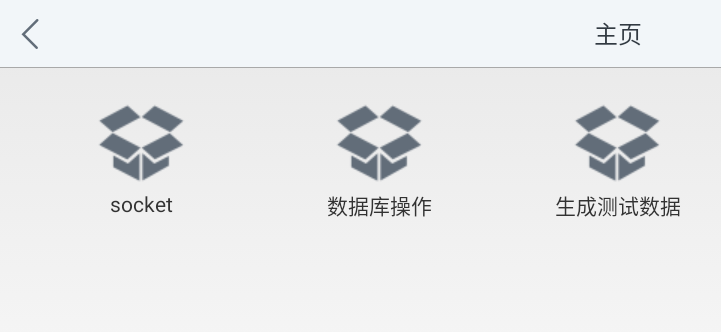
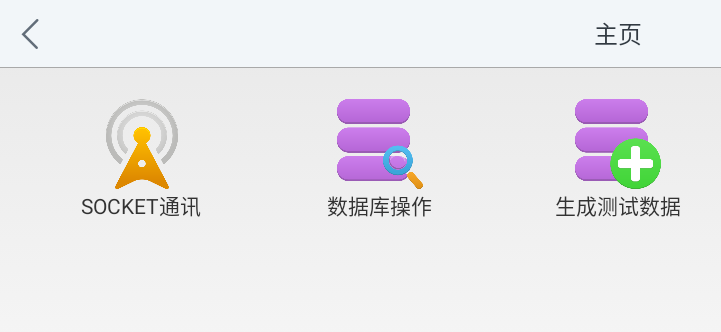
Before and after one commit to MaskCoders/SanShengDemo, an Android app: the screen it shows after launch (LauncherActivity), on a phone screen of 824 x 412 dp (held sideways). Shown: the top 332 px of the screen, without its empty margins (0-721 px from the left). Run offline under Robolectric (Android 15) with nearby library versions, the phone set to English and light mode, and no system bars; 1 statement that could not run was skipped.

Commit message:
优化了一些中文字符串

```diff
--- a/app/src/main/java/com/example/demo/view/LaucherAdapter.java
+++ b/app/src/main/java/com/example/demo/view/LaucherAdapter.java
@@ -125,7 +125,7 @@ public class LaucherAdapter extends BaseAdapter {
         mProgressDailog.setCanceledOnTouchOutside(false);
         mProgressDailog.show();
         mProgressDailog.setActivity(mContext);
-        mProgressDailog.setMessage("正在生成测试数据，请稍后");
+        mProgressDailog.setMessage(mContext.getResources().getString(R.string.create_db_info));
         mProgressDailog.setOnCancelListener(new DialogInterface.OnCancelListener() {
             @Override
             public void onCancel(DialogInterface dialog) {
@@ -139,6 +139,6 @@ public class LaucherAdapter extends BaseAdapter {
             mProgressDailog.dismiss();
             mProgressDailog = null;
         }
-        Utility.showToast(mContext, "测试数据已生成");
+        Utility.showToast(mContext, mContext.getResources().getString(R.string.has_create_db));
     }
 }
--- a/app/src/main/res/drawable/create_db_icon_selector.xml
+++ b/app/src/main/res/drawable/create_db_icon_selector.xml
@@ -1,7 +1,7 @@
 <?xml version="1.0" encoding="utf-8"?>
 <selector xmlns:android="http://schemas.android.com/apk/res/android">
-    <item android:state_pressed="true" android:drawable="@drawable/db_operation_icon_pressed"/>
-    <item android:state_pressed="false" android:state_focused="false" android:drawable="@drawable/db_operation_icon_normal"/>
-    <item android:state_focused="true" android:drawable="@drawable/db_operation_icon_pressed"/>
-    <item android:state_focused="false" android:drawable="@drawable/db_operation_icon_pressed"/>
+    <item android:state_pressed="true" android:drawable="@drawable/dataadd"/>
+    <item android:state_pressed="false" android:state_focused="false" android:drawable="@drawable/dataadd"/>
+    <item android:state_focused="true" android:drawable="@drawable/dataadd"/>
+    <item android:state_focused="false" android:drawable="@drawable/dataadd"/>
 </selector>
--- a/app/src/main/res/drawable/db_operation_icon_selector.xml
+++ b/app/src/main/res/drawable/db_operation_icon_selector.xml
@@ -1,7 +1,7 @@
 <?xml version="1.0" encoding="utf-8"?>
 <selector xmlns:android="http://schemas.android.com/apk/res/android">
-    <item android:state_pressed="true" android:drawable="@drawable/db_operation_icon_pressed"/>
-    <item android:state_pressed="false" android:state_focused="false" android:drawable="@drawable/db_operation_icon_normal"/>
-    <item android:state_focused="true" android:drawable="@drawable/db_operation_icon_pressed"/>
-    <item android:state_focused="false" android:drawable="@drawable/db_operation_icon_pressed"/>
+    <item android:state_pressed="true" android:drawable="@drawable/datasearch"/>
+    <item android:state_pressed="false" android:state_focused="false" android:drawable="@drawable/datasearch"/>
+    <item android:state_focused="true" android:drawable="@drawable/datasearch"/>
+    <item android:state_focused="false" android:drawable="@drawable/datasearch"/>
 </selector>
--- a/app/src/main/res/drawable/socket_icon_selector.xml
+++ b/app/src/main/res/drawable/socket_icon_selector.xml
@@ -1,7 +1,7 @@
 <?xml version="1.0" encoding="utf-8"?>
 <selector xmlns:android="http://schemas.android.com/apk/res/android">
-    <item android:state_pressed="true" android:drawable="@drawable/db_operation_icon_pressed"/>
-    <item android:state_pressed="false" android:state_focused="false" android:drawable="@drawable/db_operation_icon_normal"/>
-    <item android:state_focused="true" android:drawable="@drawable/db_operation_icon_pressed"/>
-    <item android:state_focused="false" android:drawable="@drawable/db_operation_icon_pressed"/>
+    <item android:state_pressed="true" android:drawable="@drawable/signal"/>
+    <item android:state_pressed="false" android:state_focused="false" android:drawable="@drawable/signal"/>
+    <item android:state_focused="true" android:drawable="@drawable/signal"/>
+    <item android:state_focused="false" android:drawable="@drawable/signal"/>
 </selector>
--- a/app/src/main/res/layout/operation_item.xml
+++ b/app/src/main/res/layout/operation_item.xml
@@ -8,8 +8,8 @@
 
     <ImageView
         android:id="@+id/chat_bottom_option_image"
-        android:layout_width="wrap_content"
-        android:layout_height="wrap_content"
+        android:layout_width="60dp"
+        android:layout_height="60dp"
         />
     <TextView
         android:id="@+id/chat_bottom_option_text"
--- a/app/src/main/res/values/strings.xml
+++ b/app/src/main/res/values/strings.xml
@@ -10,7 +10,7 @@
     <string name="save">"保存"</string>
     <string name="cancel">"取消"</string>
 
-    <string name="function_socket">socket</string>
+    <string name="function_socket">SOCKET通讯</string>
     <string name="function_db_operation">数据库操作</string>
     <string name="function_create_data">生成测试数据</string>
 
@@ -24,5 +24,42 @@
     <string name="meter_detail_default_content"></string>
 
     <string name="date_time_done">完成</string>
+    <string name="index_page">主页</string>
+    <string name="connect_page">通讯</string>
+    <string name="db_show">数据库展示</string>
+    <string name="create_db">生成测试数据库</string>
+    <string name="db_info">电表数据详情</string>
+    <string name="change_db">修改电表书库</string>
+    <string name="create_db_info">正在生成测试数据，请稍后 ... </string>
+    <string name="has_create_db">测试数据已生成 </string>
+
+    <string name="yes">是 </string>
+    <string name="no">否 </string>
+    <string name="db_rdj">日冻结</string>
+    <string name="db_realdata">实时数据</string>
+    <string name="db_name">电表名称：</string>
+    <string name="db_id">电表ID：</string>
+    <string name="db_type">数据类型：</string>
+    <string name="db_tip">数据时标：</string>
+    <string name="db_time">读取时间：</string>
+    <string name="db_value">电表值：</string>
+
+
+    <string name="too_long">名称过长</string>
+    <string name="illegal_input">输入非法字符</string>
+
+
+    <string name="send">发送</string>
+    <string name="conn">连接主机</string>
+    <string name="clear">清空数据</string>
+    <string name="start_ser">开启</string>
+
+
+
+
+
+
+
+
 
 </resources>
```
Also changed, not shown: app/src/main/java/com/example/demo/view/BaseActivity.java (+10 -8 lines), app/src/main/java/com/example/demo/view/MeterFragment.java (+8 -4 lines), app/src/main/java/com/example/demo/view/MeterListAdapter.java (+8 -8 lines), app/src/main/res/layout/home_layout.xml (+4 -4 lines), app/src/main/res/drawable/dataadd.png (added), app/src/main/res/drawable/datasearch.png (added), app/src/main/res/drawable/signal.png (added).
